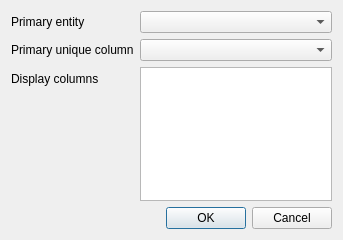
The window that ui/wizard/ui_fk_property.ui (gltn/stdm) describes before a commit, drawn with Qt 5.
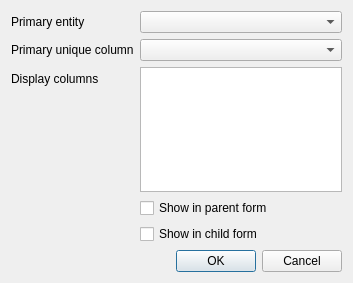
The same window after the commit.

Commit message: Added show in parent and child for fk columns

What changed in the file:
```diff
--- a/ui/wizard/ui_fk_property.ui
+++ b/ui/wizard/ui_fk_property.ui
@@ -6,8 +6,8 @@
    <rect>
     <x>0</x>
     <y>0</y>
-    <width>343</width>
-    <height>240</height>
+    <width>353</width>
+    <height>283</height>
    </rect>
   </property>
   <property name="windowTitle">
@@ -83,7 +83,7 @@
      </property>
     </widget>
    </item>
-   <item row="3" column="1">
+   <item row="5" column="1">
     <widget class="QDialogButtonBox" name="buttonBox">
      <property name="orientation">
       <enum>Qt::Horizontal</enum>
@@ -93,6 +93,20 @@
      </property>
     </widget>
    </item>
+   <item row="3" column="1">
+    <widget class="QCheckBox" name="show_in_parent_chk">
+     <property name="text">
+      <string>Show in parent form</string>
+     </property>
+    </widget>
+   </item>
+   <item row="4" column="1">
+    <widget class="QCheckBox" name="show_in_child_chk">
+     <property name="text">
+      <string>Show in child form</string>
+     </property>
+    </widget>
+   </item>
   </layout>
  </widget>
  <resources/>
```
The commit also changes 9 other files.
